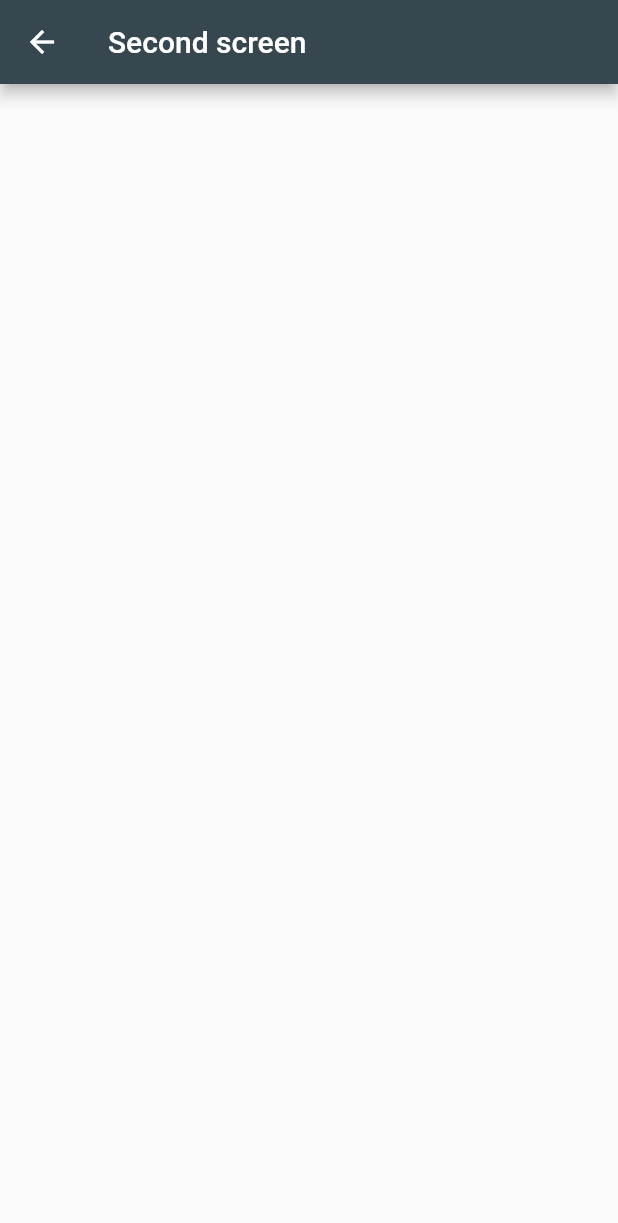
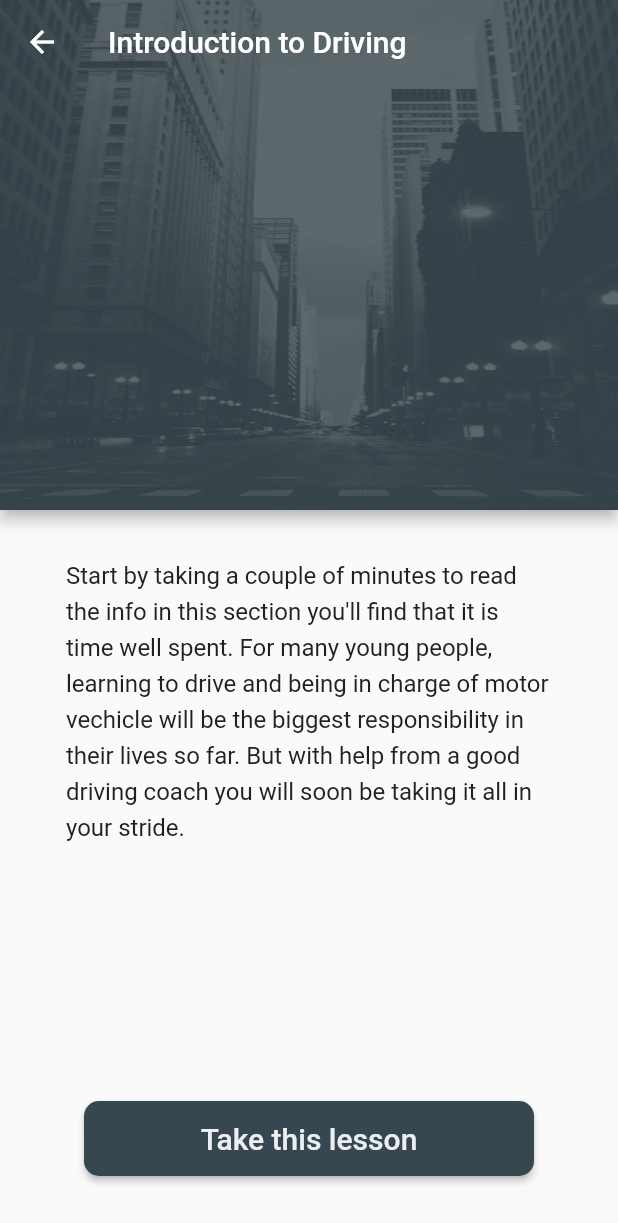
Before and after one commit to sofiabukovskaya/driving_app_flutter, a Flutter app: the screen it shows after launch, after a tap on "Introduction to Driving", on a phone screen of 412 x 824 dp. Shown: the top 1223 px of the screen. Run offline on Flutter 3.47's test engine with Material 2 defaults, Android fonts, the phone set to English and light mode, and no system bars; our stand-ins replace percent_indicator.

Commit message:
Created AppBar with background image, added some info to next screen

```diff
--- a/lib/src/infoPageDriving.dart
+++ b/lib/src/infoPageDriving.dart
@@ -1,13 +1,20 @@
+import 'package:flutter/cupertino.dart';
 import 'package:flutter/material.dart';
 
-class InfoPageDriving extends StatefulWidget {
-  @override
-  State<StatefulWidget> createState() {
-    return InfoPageDrivingState();
-  }
-}
+// class InfoPageDriving extends StatefulWidget {
+//   @override
+//   State<StatefulWidget> createState() {
+//     return InfoPageDrivingState();
+//   }
+// }
 
-class InfoPageDrivingState extends State<InfoPageDriving> {
+class InfoPageDrivingState extends StatelessWidget {
+  final String textTitle;
+  final String levelDriver;
+  final Icon iconData;
+  final double percents;
+
+  InfoPageDrivingState({Key key, @required this.textTitle, this.levelDriver, this.iconData, this.percents}) : super(key: key);
   @override
   Widget build(BuildContext context) {
     return MaterialApp(
@@ -16,10 +23,47 @@ class InfoPageDrivingState extends State<InfoPageDriving> {
         primaryColor: Color(0xFF37474F),
       ),
       home: Scaffold (
-        appBar: AppBar(
-          title: Text("Second screen"),
-           leading: IconButton(icon: Icon(Icons.arrow_back), onPressed:() => Navigator.pop(context))
+        appBar: PreferredSize(
+          preferredSize: Size.fromHeight(340),
+          child: AppBar(
+              title: Text(textTitle),
+              leading: IconButton(icon: Icon(Icons.arrow_back), onPressed:() => Navigator.pop(context)),
+              flexibleSpace: Container(
+              decoration: BoxDecoration(
+                image: DecorationImage(
+                  image: AssetImage('images/background_new_york.jpg'),
+                  colorFilter: ColorFilter.mode(Colors.black.withOpacity(0.2), BlendMode.dstATop),
+                  fit: BoxFit.fill,
+                )
+              ),
+            ),
+          ),
         ),
+        body: Stack(
+          children:<Widget> [
+              Padding(
+                padding: EdgeInsets.only(top: 30.0, left: 44.0, right: 44.0),
+             child: Text("Start by taking a couple of minutes to read the info in this section you'll find that it is time well spent. For many young people, learning to drive and being in charge of motor vechicle will be the biggest responsibility in their lives so far. But with help from a good driving coach you will soon be taking it all in your stride.", textAlign: TextAlign.left,style: TextStyle(fontSize: 16, color: Colors.grey[900], height: 1.5)),
+            ),
+            Align(alignment: Alignment.bottomCenter,
+            child: Container(
+              margin: EdgeInsets.symmetric(horizontal: 20, vertical: 40),
+              child: ButtonTheme(
+                minWidth: 300.0,
+                height: 50.0,
+                child: RaisedButton(
+                  shape: RoundedRectangleBorder(
+                    borderRadius: BorderRadius.circular(10)
+                  ),
+                  child: Text('Take this lesson', style: TextStyle(color: Colors.blueGrey[50],fontSize: 20)),
+                    onPressed: ()=> {},
+                    color: (Color(0xFF37474F))
+                  ),
+                ),
+             ),
+            )
+          ],
+         ),
       ),
     );
   }
--- a/lib/src/lessonsDriving.dart
+++ b/lib/src/lessonsDriving.dart
@@ -11,12 +11,12 @@ class App extends StatefulWidget {
 }
 
 class AppState extends State<App> {
-final List<TitleLessons> titlesList = [TitleLessons("Introduction to Driving", "Beginner"),
+
+   List<TitleLessons> titlesList = [TitleLessons("Introduction to Driving", "Beginner"),
 TitleLessons("Observation at Junctions", "Beginner"), TitleLessons("Reverse Parallel Parking", "Intermediate"),
 TitleLessons("Reversing Around Corner", "Intermediate"), TitleLessons("Incorrect Use of Signals", "Advanced")];
 final List<IconData> icons = [Icons.drive_eta, Icons.car_rental, Icons.drive_eta_outlined, Icons.car_repair, Icons.two_wheeler];
 final List<double> percents =  [0.2, 0.2, 0.5,0.5,1];
-
   Widget build(context) {
     return MaterialApp(
       debugShowCheckedModeBanner: false,
@@ -69,7 +69,9 @@ final List<double> percents =  [0.2, 0.2, 0.5,0.5,1];
                         ),
                         onTap: () {
                           Navigator.push(context,
-                              MaterialPageRoute(builder: (context) => InfoPageDriving()));
+                              MaterialPageRoute(builder: (context) => InfoPageDrivingState(textTitle: titlesList[index].title,
+                                levelDriver: titlesList[index].levelLesson, iconData:Icon(icons[index], size: 30.0, color: Colors.grey[100]), percents: percents[index],  )
+                              ));
                         },
                         subtitle: Row (
                           children: <Widget>[
--- a/pubspec.yaml
+++ b/pubspec.yaml
@@ -43,6 +43,8 @@ flutter:
   # included with your application, so that you can use the icons in
   # the material Icons class.
   uses-material-design: true
+  assets:
+    - images/background_new_york.jpg
 
   # To add assets to your application, add an assets section, like this:
   # assets:
```
Also changed, not shown: images/background_new_york.jpg (added).
